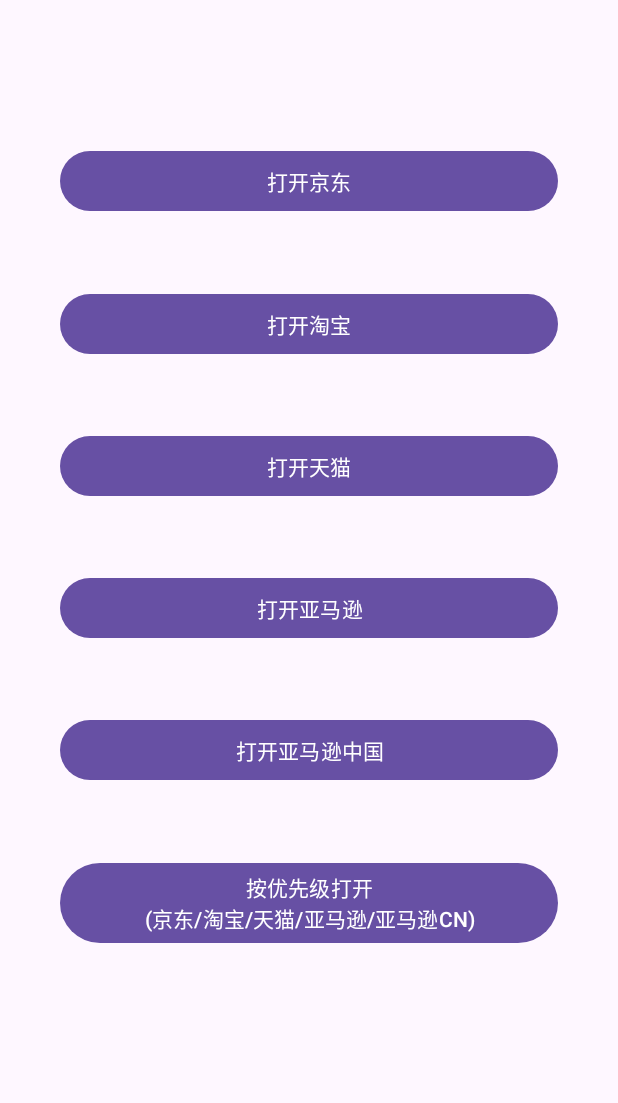
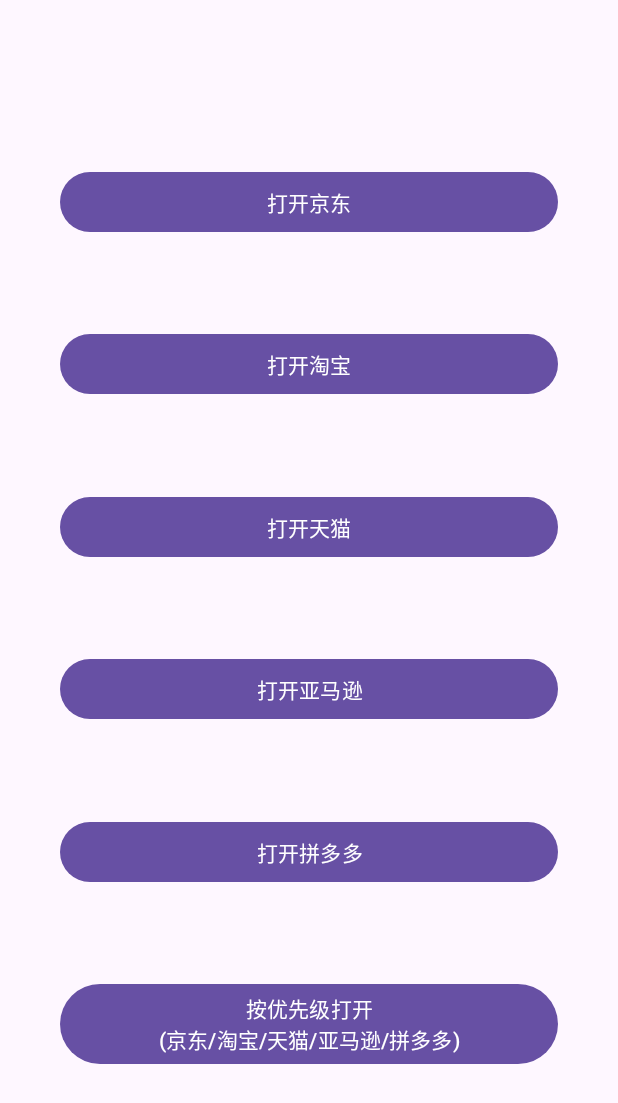
Before and after one commit to yuuouu/DeepLink, an Android app: the screen it shows after launch (MainActivity), after a tap on "打开京东", on a phone screen of 412 x 824 dp. Shown: the top 1103 px of the screen. Run offline under Robolectric (Android 15) with nearby library versions, the phone set to English and light mode, and no system bars.

Commit message:
优化逻辑

```diff
--- a/app/src/main/AndroidManifest.xml
+++ b/app/src/main/AndroidManifest.xml
@@ -7,7 +7,7 @@
         <package android:name="com.taobao.taobao" />
         <package android:name="com.tmall.wireless" />
         <package android:name="com.amazon.mShop.android.shopping" />
-        <package android:name="cn.amazon.mShop.android" />
+        <package android:name="com.xunmeng.pinduoduo" />
     </queries>
 
     <application
--- a/app/src/main/java/yuu/deeplink/AppLauncherUtils.kt
+++ b/app/src/main/java/yuu/deeplink/AppLauncherUtils.kt
@@ -3,37 +3,30 @@
 import android.content.Context
 import android.content.Intent
 import android.content.pm.PackageManager
-import android.net.Uri
 import android.util.Log
 import android.widget.Toast
+import androidx.core.net.toUri
 
 object AppLauncherUtils {
+    const val jd = "jing_dong"
+    const val tb = "tao_bao"
+    const val tm = "tian_mao"
+    const val amazon = "amazon"
+    const val pdd = "pin_duo_duo"
     private val shopData = hashMapOf(
-        "jd" to ShopInfo(
-            packageName = "com.jingdong.app.mall", url = "https://mall.jd.com/index-11437885.html", displayName = "京东"
-        ), "taobao" to ShopInfo(
-            packageName = "com.taobao.taobao", url = "https://obsbot.tmall.com/", displayName = "淘宝"
-        ), "tmall" to ShopInfo(
-            packageName = "com.tmall.wireless", url = "https://obsbot.tmall.com/", displayName = "天猫"
-        ), "amazon" to ShopInfo(
-            packageName = "com.amazon.mShop.android.shopping", url = "https://www.amazon.com/s?me=A3NN5GYI68DJ8", displayName = "亚马逊"
-        ), "amazon_cn" to ShopInfo(
-            packageName = "cn.amazon.mShop.android", url = "https://globalstore.amazon.cn/brandStore/OBSBOT", displayName = "亚马逊中国"
-        )
+            jd to ShopInfo(packageName = "com.jingdong.app.mall", url = "https://mall.jd.com/index-1000000127.html", displayName = "京东"),
+            tb to ShopInfo(packageName = "com.taobao.taobao", url = "https://apple.tmall.com/", displayName = "淘宝"),
+            tm to ShopInfo(packageName = "com.tmall.wireless", url = "https://apple.tmall.com/", displayName = "天猫"),
+            amazon to ShopInfo(packageName = "com.amazon.mShop.android.shopping", url = " https://www.amazon.com/stores/Apple/page/77D9E1F7-0337-4282-9DB6-B6B8FB2DC98D", displayName = "亚马逊"),
+            pdd to ShopInfo(packageName = "com.xunmeng.pinduoduo", url = "https://mobile.yangkeduo.com/goods2.html?ps=z0yk81K35c", displayName = "亚马逊中国")
     )
-    private val SHOP_PRIORITY_ORDER = listOf(
-        "jd",       // 京东
-        "taobao",   // 淘宝
-        "tmall",    // 天猫
-        "amazon",   // 亚马逊国际
-        "amazon_cn" // 亚马逊中国
-    )
+    private val SHOP_PRIORITY_ORDER = listOf(jd, tb, tm, amazon, pdd)
 
     private fun checkApkExist(context: Context, packageName: String): Boolean {
         return try {
             context.packageManager.getApplicationInfo(packageName, 0)
             true
-        } catch (e: PackageManager.NameNotFoundException) {
+        } catch (_: PackageManager.NameNotFoundException) {
             false
         }
     }
@@ -41,7 +34,7 @@
     // 使用浏览器打开URL
     private fun openUrlByBrowser(context: Context, url: String) {
         try {
-            val intent = Intent(Intent.ACTION_VIEW, Uri.parse(url))
+            val intent = Intent(Intent.ACTION_VIEW, url.toUri())
             context.startActivity(intent)
         } catch (e: Exception) {
             e.printStackTrace()
@@ -59,7 +52,7 @@
     fun openShop(context: Context) {
         for (shopKey in SHOP_PRIORITY_ORDER) {
             shopData[shopKey]?.let { shopInfo ->
-                if (openShop(context, shopInfo)) {
+                if (openShop(context, shopInfo.url, shopInfo.packageName, false)) {
                     Log.e("yuu", "openShop SHOP_PRIORITY_ORDER $shopKey 打开")
                     return
                 }
@@ -69,14 +62,10 @@
         Toast.makeText(context, "没有可用的购物应用", Toast.LENGTH_SHORT).show()
     }
 
-    private fun openShop(context: Context, shopInfo: ShopInfo): Boolean {
-        return openShop(context, shopInfo.url, shopInfo.packageName)
-    }
-
-    private fun openShop(context: Context, url: String, packageName: String): Boolean {
+    private fun openShop(context: Context, url: String, packageName: String, isShowToast: Boolean? = true): Boolean {
         if (!checkApkExist(context, packageName)) {
-            Log.e("yuu", "openShop $packageName 不存在, 可能没有安装或者没有在 AndroidManifest 的 <queries> 中添加包名")
-            Toast.makeText(context, "$packageName 未找到", Toast.LENGTH_SHORT).show()
+            Log.e("yuu", "openShop $packageName 不存在, 可能没有安装或者没有在 AndroidManifest <queries> 中添加包名")
+            if (isShowToast == true) Toast.makeText(context, "$packageName 未找到", Toast.LENGTH_SHORT).show()
             openUrlByBrowser(context, url)
             return false
         }
@@ -84,7 +73,7 @@
         return try {
             val intent = Intent(Intent.ACTION_VIEW).apply {
                 addCategory(Intent.CATEGORY_BROWSABLE)
-                data = Uri.parse(url)
+                data = url.toUri()
                 `package` = packageName
             }
 
@@ -92,7 +81,7 @@
                 context.startActivity(intent)
                 true
             } else {
-                Log.e("yuu", "openShop intent为null,可能是目标包没有实现 <data android:scheme=\"https\"> 属性")
+                Log.e("yuu", "openShop intent为null,可能是 $packageName 没有实现 <data android:scheme=\"https\"> 属性")
                 openUrlByBrowser(context, url)
                 false
             }
@@ -103,3 +92,5 @@
         }
     }
 }
+
+data class ShopInfo(val packageName: String, val url: String, val displayName: String)
--- a/app/src/main/java/yuu/deeplink/MainActivity.kt
+++ b/app/src/main/java/yuu/deeplink/MainActivity.kt
@@ -13,23 +13,23 @@
         setContentView(R.layout.activity_main)
 
         findViewById<Button>(R.id.btn_jd).setOnClickListener {
-            AppLauncherUtils.openShop(this, "jd")
+            AppLauncherUtils.openShop(this, AppLauncherUtils.jd)
         }
 
         findViewById<Button>(R.id.btn_taobao).setOnClickListener {
-            AppLauncherUtils.openShop(this, "taobao")
+            AppLauncherUtils.openShop(this, AppLauncherUtils.tb)
         }
 
         findViewById<Button>(R.id.btn_tmall).setOnClickListener {
-            AppLauncherUtils.openShop(this, "tmall")
+            AppLauncherUtils.openShop(this, AppLauncherUtils.tm)
         }
 
         findViewById<Button>(R.id.btn_amazon).setOnClickListener {
-            AppLauncherUtils.openShop(this, "amazon")
+            AppLauncherUtils.openShop(this, AppLauncherUtils.amazon)
         }
 
-        findViewById<Button>(R.id.btn_amazon_cn).setOnClickListener {
-            AppLauncherUtils.openShop(this, "amazon_cn")
+        findViewById<Button>(R.id.btn_pdd).setOnClickListener {
+            AppLauncherUtils.openShop(this, AppLauncherUtils.pdd)
         }
 
         findViewById<Button>(R.id.btn_cycle).setOnClickListener {
--- a/app/src/main/java/yuu/deeplink/ShopInfo.kt
+++ /dev/null
@@ -1,7 +0,0 @@
-package yuu.deeplink
-
-/**
- * author      : yuu
- * date        : 2025-03-27
- */
-data class ShopInfo(val packageName: String, val url: String, val displayName: String)
--- a/app/src/main/res/layout/activity_main.xml
+++ b/app/src/main/res/layout/activity_main.xml
@@ -44,13 +44,13 @@
         app:layout_constraintStart_toStartOf="parent"
         app:layout_constraintEnd_toEndOf="parent"
         app:layout_constraintTop_toBottomOf="@id/btn_tmall"
-        app:layout_constraintBottom_toTopOf="@id/btn_amazon_cn" />
+        app:layout_constraintBottom_toTopOf="@id/btn_pdd" />
 
     <Button
-        android:id="@+id/btn_amazon_cn"
+        android:id="@+id/btn_pdd"
         android:layout_width="0dp"
         android:layout_height="wrap_content"
-        android:text="打开亚马逊中国"
+        android:text="打开拼多多"
         app:layout_constraintStart_toStartOf="parent"
         app:layout_constraintEnd_toEndOf="parent"
         app:layout_constraintTop_toBottomOf="@id/btn_amazon"
@@ -60,10 +60,10 @@
         android:id="@+id/btn_cycle"
         android:layout_width="0dp"
         android:layout_height="wrap_content"
-        android:text="按优先级打开\n(京东/淘宝/天猫/亚马逊/亚马逊CN)"
+        android:text="按优先级打开\n(京东/淘宝/天猫/亚马逊/拼多多)"
         app:layout_constraintStart_toStartOf="parent"
         app:layout_constraintEnd_toEndOf="parent"
-        app:layout_constraintTop_toBottomOf="@id/btn_amazon"
+        app:layout_constraintTop_toBottomOf="@id/btn_pdd"
         app:layout_constraintBottom_toBottomOf="parent"
         android:layout_marginBottom="50dp"/>
 
```
Also changed, not shown: 1 other file.
